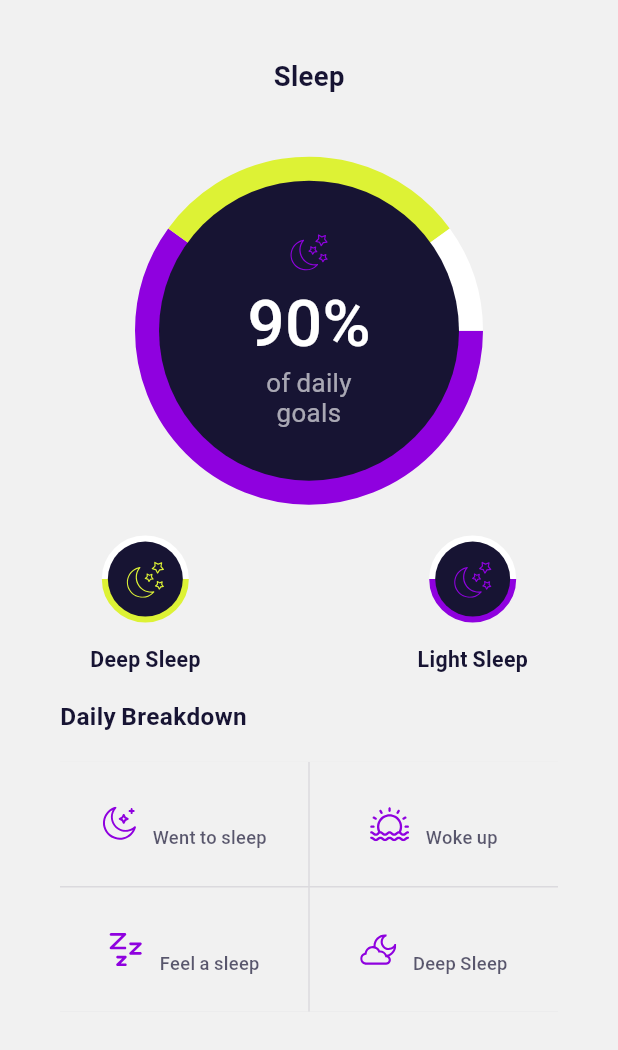
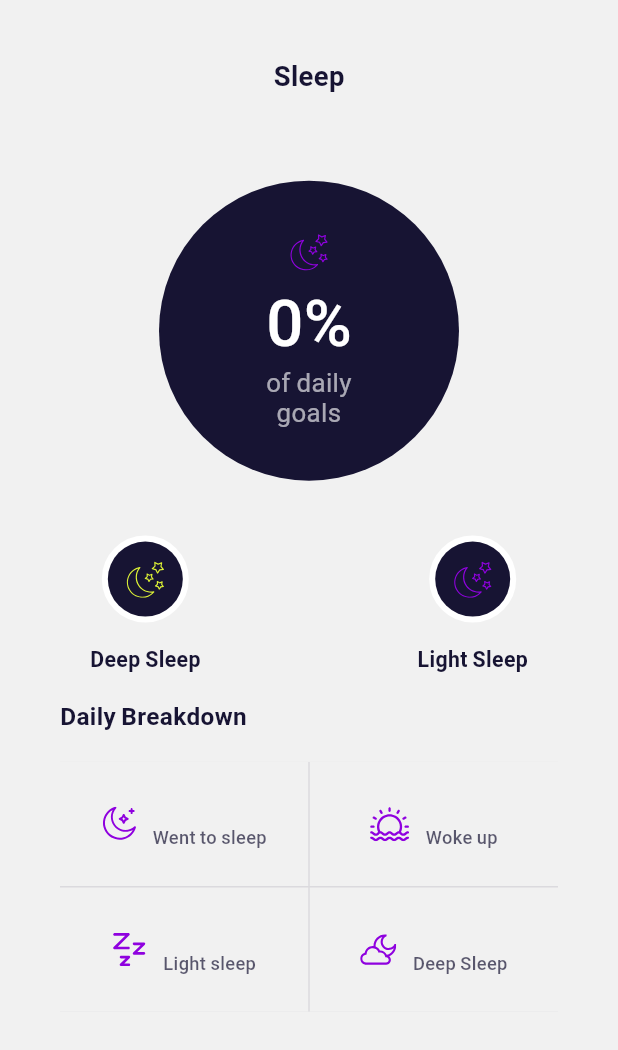
Before and after one commit to Livewell-Indonesia/dev-livewell-app.github.io, a Flutter app: the SleepScreen screen opened directly, on a phone screen of 412 x 824 dp. Shown: the top 1050 px of the screen. Run offline on Flutter 3.47's test engine with Material 2 defaults, Android fonts, the phone set to English and light mode, and no system bars; our stand-ins replace bubble_tab_indicator, camera, dartz, dio, dot_navigation_bar, equatable and 21 more; missing offline and left inert: algolia_helper_flutter, camera_platform_interface, dart:ffi, fab_circular_menu, flutter_cupertino_date_picker_fork, flutter_health_fit and 3 more; accounts and stored records are empty; project files that could hold a hidden picture were left out.

Commit message:
sleep calculation

```diff
--- a/livewell/lib/feature/sleep/pages/sleep_screen.dart
+++ b/livewell/lib/feature/sleep/pages/sleep_screen.dart
@@ -37,12 +37,14 @@ class _SleepScreenState extends State<SleepScreen> {
             38.verticalSpace,
             Container(
               padding: EdgeInsets.symmetric(vertical: 20.h),
-              child: Center(
-                child: MultipleColorCircle(
+              child: Center(child: Obx(() {
+                return MultipleColorCircle(
                   colorOccurrences: {
-                    const Color(0xFF8F01DF): 60,
-                    const Color(0xFFDDF235): 30,
-                    Colors.white: 10,
+                    const Color(0xFF8F01DF):
+                        controller.lightSleepPercent.value.round() * 100,
+                    const Color(0xFFDDF235):
+                        controller.deepSleepPercent.value.round() * 100,
+                    Colors.white: controller.leftSleepPercent.value.round(),
                   },
                   height: 200,
                   strokeWidth: 32,
@@ -62,7 +64,7 @@ class _SleepScreenState extends State<SleepScreen> {
                           ),
                           10.verticalSpace,
                           Text(
-                            '90%',
+                            "${controller.totalSleepPercent.value.toInt()}%",
                             style: TextStyle(
                                 fontSize: 43.sp,
                                 fontWeight: FontWeight.w500,
@@ -83,20 +85,49 @@ class _SleepScreenState extends State<SleepScreen> {
                       ),
                     ),
                   ),
-                ),
-              ),
+                );
+              })),
             ),
             Padding(
               padding: const EdgeInsets.symmetric(horizontal: 60),
               child: Row(
-                children: const [
-                  SmallerSleepCircular(
-                      color: Color(0xFFDDF235), value: 50, label: 'Deep Sleep'),
-                  Spacer(),
-                  SmallerSleepCircular(
-                      color: Color(0xFF8F01DF),
-                      value: 50,
-                      label: "Light Sleep"),
+                children: [
+                  Obx(() {
+                    return SmallerSleepCircular(
+                        color: const Color(0xFFDDF235),
+                        label: 'Deep Sleep',
+                        circleColors: {
+                          const Color(0xFFDDF235):
+                              (controller.deepSleepPercent.value * 100).round(),
+                          Colors.white:
+                              (controller.deepSleepPercent.value * 100)
+                                          .round() >
+                                      100
+                                  ? 0
+                                  : 100 -
+                                      (controller.deepSleepPercent.value * 100)
+                                          .round(),
+                        });
+                  }),
+                  const Spacer(),
+                  Obx(() {
+                    return SmallerSleepCircular(
+                        color: const Color(0xFF8F01DF),
+                        circleColors: {
+                          Color(0xFF8F01DF):
+                              (controller.lightSleepPercent.value * 100)
+                                  .round(),
+                          Colors.white:
+                              (controller.lightSleepPercent.value * 100)
+                                          .round() >
+                                      100
+                                  ? 0
+                                  : 100 -
+                                      (controller.lightSleepPercent.value * 100)
+                                          .round(),
+                        },
+                        label: "Light Sleep");
+                  })
                 ],
               ),
             ),
@@ -140,7 +171,7 @@ class _SleepScreenState extends State<SleepScreen> {
                       DailyBreakdownItem(
                           image: Constant.icFeelASleep,
                           time: controller.feelASleep.value,
-                          label: "Feel a sleep"),
+                          label: "Light sleep"),
                       DailyBreakdownItem(
                           image: Constant.icDeepSleep,
                           time: controller.deepSleep.value,
@@ -157,12 +188,12 @@ class _SleepScreenState extends State<SleepScreen> {
 
 class SmallerSleepCircular extends StatelessWidget {
   final Color color;
-  final int value;
   final String label;
+  final Map<Color, int> circleColors;
   const SmallerSleepCircular({
     required this.color,
-    required this.value,
     required this.label,
+    required this.circleColors,
     Key? key,
   }) : super(key: key);
 
@@ -174,10 +205,7 @@ class SmallerSleepCircular extends StatelessWidget {
           padding: EdgeInsets.symmetric(vertical: 20.h),
           child: Center(
             child: MultipleColorCircle(
-              colorOccurrences: {
-                color: value,
-                Colors.white: 100 - value,
-              },
+              colorOccurrences: circleColors,
               height: 50,
               strokeWidth: 8,
               child:
--- a/livewell/pubspec.yaml
+++ b/livewell/pubspec.yaml
@@ -65,6 +65,10 @@ dependencies:
   infinite_scroll_pagination: ^3.2.0
   keyboard_actions: ^4.1.0
   ua_client_hints: ^1.1.3
+  flutter_health_fit:
+    git:
+      url: https://github.com/metaflowltd/flutter_health_fit.git
+      ref: master
 
 dev_dependencies:
   flutter_lints: ^2.0.0
```
Also changed, not shown: livewell/lib/feature/dashboard/presentation/controller/dashboard_controller.dart (+174 -2 lines), livewell/lib/feature/exercise/domain/usecase/post_exercise_data.dart (+17 -0 lines), livewell/lib/feature/exercise/presentation/controller/exercise_controller.dart (+6 -1 lines), livewell/lib/feature/profile/presentation/page/physical_information_screen.dart (+5 -2 lines), livewell/lib/feature/sleep/controller/sleep_controller.dart (+70 -19 lines).
